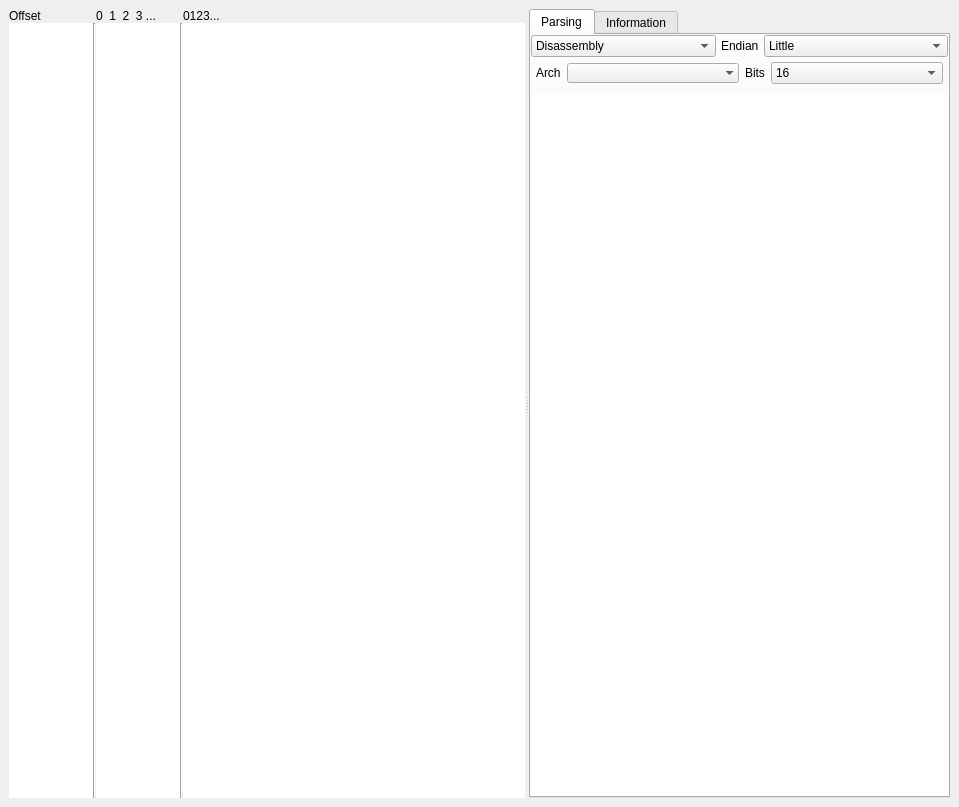
Before: the Qt Designer form src/widgets/HexdumpWidget.ui in rizinorg/cutter, drawn with Qt 5.
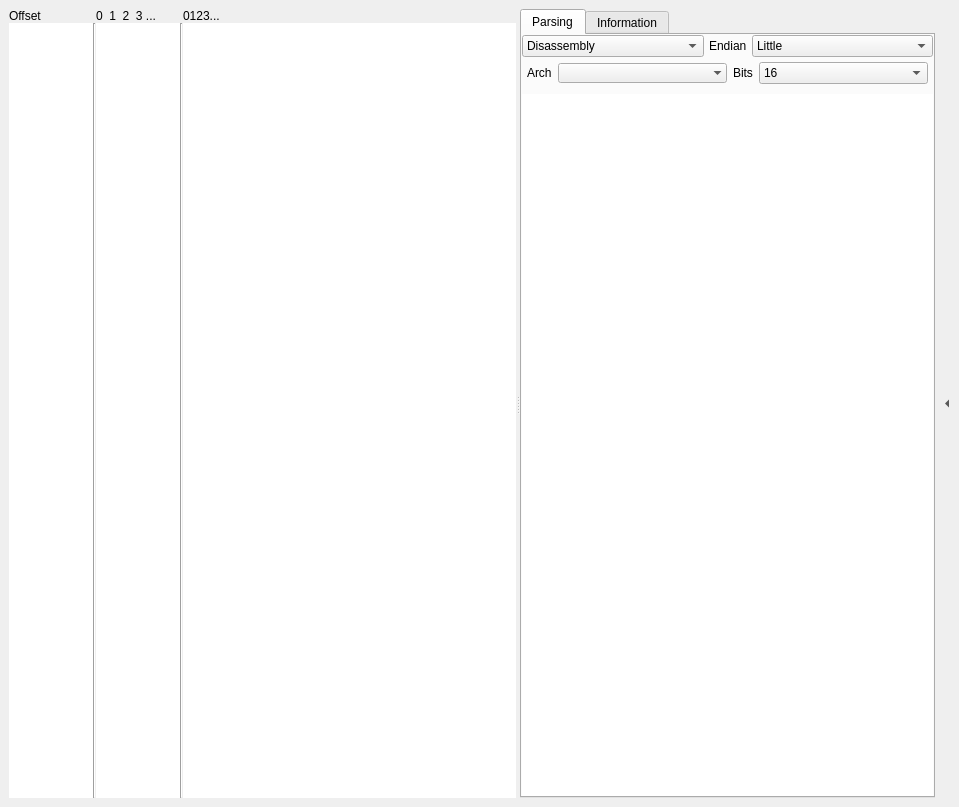
After: the same form once the commit is applied. The open tabs and pages were chosen to show the change.

Commit message: Added Close and Reopen button to HexWidget SideView

```diff
--- a/src/widgets/HexdumpWidget.ui
+++ b/src/widgets/HexdumpWidget.ui
@@ -21,6 +21,12 @@
   </property>
   <widget class="QWidget" name="dockWidgetContents">
    <layout class="QHBoxLayout" name="horizontalLayout">
+    <property name="spacing">
+     <number>0</number>
+    </property>
+    <property name="rightMargin">
+     <number>0</number>
+    </property>
     <item>
      <widget class="QSplitter" name="splitter">
       <property name="orientation">
@@ -38,8 +44,8 @@
          <rect>
           <x>0</x>
           <y>0</y>
-          <width>553</width>
-          <height>764</height>
+          <width>515</width>
+          <height>770</height>
          </rect>
         </property>
         <layout class="QGridLayout" name="gridLayout_2" columnstretch="0,0,0,0,1">
@@ -243,6 +249,9 @@
          <string>Parsing</string>
         </attribute>
         <layout class="QVBoxLayout" name="verticalLayout_23">
+         <property name="spacing">
+          <number>6</number>
+         </property>
          <property name="leftMargin">
           <number>0</number>
          </property>
@@ -657,6 +666,31 @@
       </widget>
      </widget>
     </item>
+    <item>
+     <widget class="QToolButton" name="openSideViewB">
+      <property name="sizePolicy">
+       <sizepolicy hsizetype="Fixed" vsizetype="Preferred">
+        <horstretch>0</horstretch>
+        <verstretch>0</verstretch>
+       </sizepolicy>
+      </property>
+      <property name="maximumSize">
+       <size>
+        <width>25</width>
+        <height>16777215</height>
+       </size>
+      </property>
+      <property name="text">
+       <string/>
+      </property>
+      <property name="autoRaise">
+       <bool>true</bool>
+      </property>
+      <property name="arrowType">
+       <enum>Qt::LeftArrow</enum>
+      </property>
+     </widget>
+    </item>
    </layout>
   </widget>
   <action name="actionHideHexdump_side_panel">
```
The commit also changes 1 other file.
